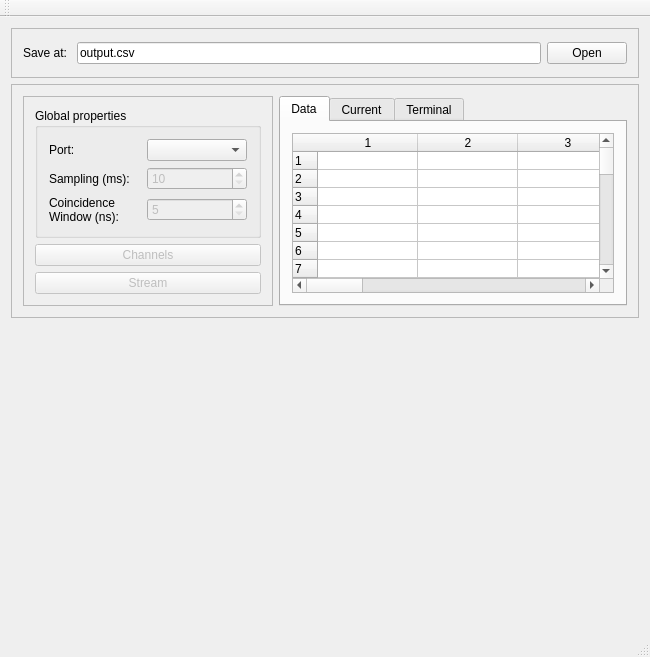
The window that GUI/mainwindow.ui (jcbedoyam/AbacusSoftware) describes before a commit, drawn with Qt 5.
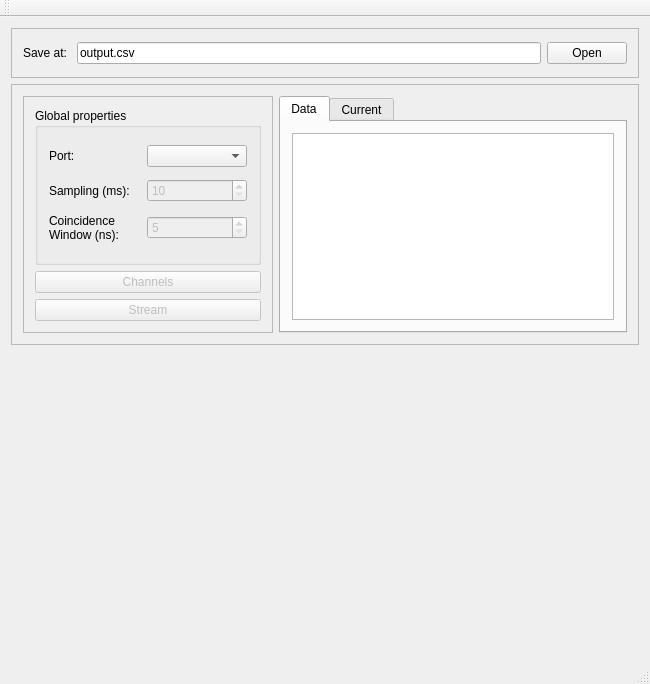
The same window after the commit.

```diff
--- a/GUI/mainwindow.ui
+++ b/GUI/mainwindow.ui
@@ -7,7 +7,7 @@
     <x>0</x>
     <y>0</y>
     <width>650</width>
-    <height>600</height>
+    <height>684</height>
    </rect>
   </property>
   <property name="windowTitle">
@@ -235,10 +235,10 @@
               <bool>true</bool>
              </property>
              <property name="rowCount">
-              <number>100</number>
+              <number>0</number>
              </property>
              <property name="columnCount">
-              <number>10</number>
+              <number>0</number>
              </property>
              <attribute name="horizontalHeaderShowSortIndicator" stdset="0">
               <bool>false</bool>
@@ -252,116 +252,6 @@
              <attribute name="verticalHeaderShowSortIndicator" stdset="0">
               <bool>false</bool>
              </attribute>
-             <row/>
-             <row/>
-             <row/>
-             <row/>
-             <row/>
-             <row/>
-             <row/>
-             <row/>
-             <row/>
-             <row/>
-             <row/>
-             <row/>
-             <row/>
-             <row/>
-             <row/>
-             <row/>
-             <row/>
-             <row/>
-             <row/>
-             <row/>
-             <row/>
-             <row/>
-             <row/>
-             <row/>
-             <row/>
-             <row/>
-             <row/>
-             <row/>
-             <row/>
-             <row/>
-             <row/>
-             <row/>
-             <row/>
-             <row/>
-             <row/>
-             <row/>
-             <row/>
-             <row/>
-             <row/>
-             <row/>
-             <row/>
-             <row/>
-             <row/>
-             <row/>
-             <row/>
-             <row/>
-             <row/>
-             <row/>
-             <row/>
-             <row/>
-             <row/>
-             <row/>
-             <row/>
-             <row/>
-             <row/>
-             <row/>
-             <row/>
-             <row/>
-             <row/>
-             <row/>
-             <row/>
-             <row/>
-             <row/>
-             <row/>
-             <row/>
-             <row/>
-             <row/>
-             <row/>
-             <row/>
-             <row/>
-             <row/>
-             <row/>
-             <row/>
-             <row/>
-             <row/>
-             <row/>
-             <row/>
-             <row/>
-             <row/>
-             <row/>
-             <row/>
-             <row/>
-             <row/>
-             <row/>
-             <row/>
-             <row/>
-             <row/>
-             <row/>
-             <row/>
-             <row/>
-             <row/>
-             <row/>
-             <row/>
-             <row/>
-             <row/>
-             <row/>
-             <row/>
-             <row/>
-             <row/>
-             <row/>
-             <column/>
-             <column/>
-             <column/>
-             <column/>
-             <column/>
-             <column/>
-             <column/>
-             <column/>
-             <column/>
-             <column/>
             </widget>
            </item>
           </layout>
@@ -372,67 +262,6 @@
           </attribute>
           <layout class="QVBoxLayout" name="verticalLayout_2"/>
          </widget>
-         <widget class="QWidget" name="tab_2">
-          <attribute name="title">
-           <string>Terminal</string>
-          </attribute>
-          <layout class="QVBoxLayout" name="verticalLayout_3">
-           <item>
-            <widget class="QPlainTextEdit" name="terminal_text">
-             <property name="enabled">
-              <bool>true</bool>
-             </property>
-             <property name="autoFillBackground">
-              <bool>false</bool>
-             </property>
-             <property name="tabChangesFocus">
-              <bool>false</bool>
-             </property>
-             <property name="undoRedoEnabled">
-              <bool>false</bool>
-             </property>
-             <property name="readOnly">
-              <bool>true</bool>
-             </property>
-             <property name="textInteractionFlags">
-              <set>Qt::NoTextInteraction</set>
-             </property>
-             <property name="centerOnScroll">
-              <bool>false</bool>
-             </property>
-            </widget>
-           </item>
-           <item>
-            <widget class="QWidget" name="widget_4" native="true">
-             <property name="minimumSize">
-              <size>
-               <width>0</width>
-               <height>0</height>
-              </size>
-             </property>
-             <layout class="QHBoxLayout" name="horizontalLayout_4">
-              <item>
-               <widget class="QLabel" name="label_4">
-                <property name="text">
-                 <string>Input:</string>
-                </property>
-               </widget>
-              </item>
-              <item>
-               <widget class="QLineEdit" name="terminal_line">
-                <property name="enabled">
-                 <bool>false</bool>
-                </property>
-                <property name="clearButtonEnabled">
-                 <bool>false</bool>
-                </property>
-               </widget>
-              </item>
-             </layout>
-            </widget>
-           </item>
-          </layout>
-         </widget>
         </widget>
        </item>
       </layout>
@@ -441,7 +270,7 @@
     <item>
      <widget class="QWidget" name="plot_widget" native="true">
       <property name="sizePolicy">
-       <sizepolicy hsizetype="Preferred" vsizetype="Expanding">
+       <sizepolicy hsizetype="MinimumExpanding" vsizetype="MinimumExpanding">
         <horstretch>0</horstretch>
         <verstretch>0</verstretch>
        </sizepolicy>
```
Left out of the diff: 2 changed lines with no effect on the pictures.
